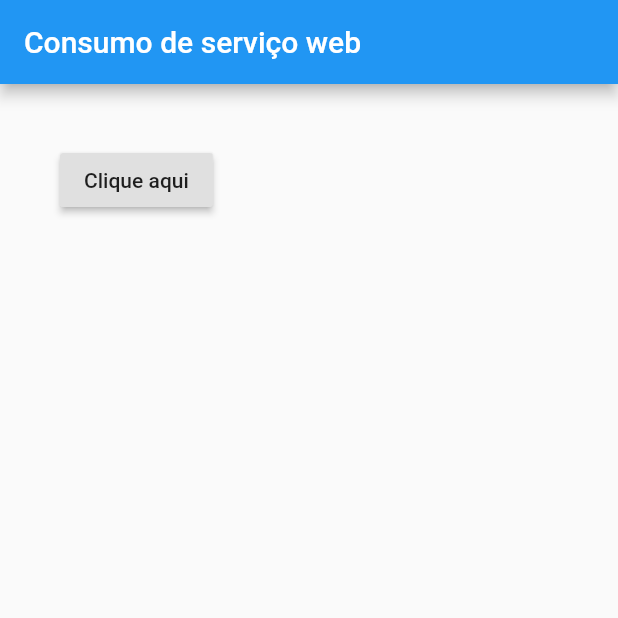
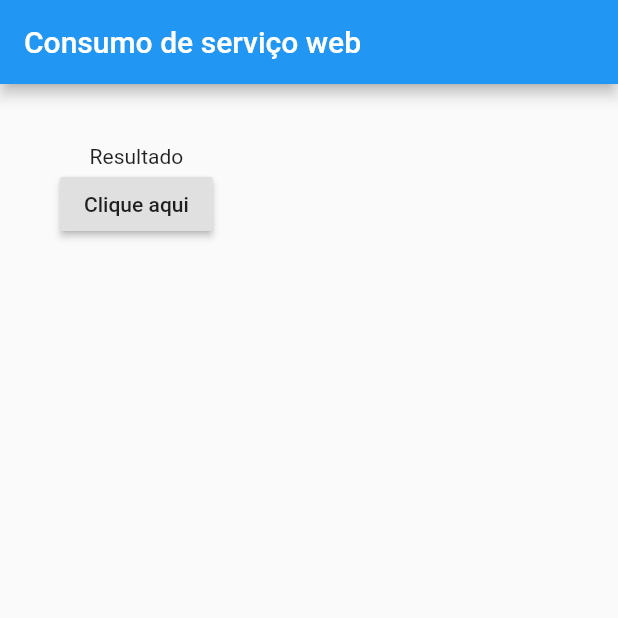
Before and after one commit to Evandson/consumo-servicos-flutter, a Flutter app: the screen it shows after launch, on a phone screen of 412 x 824 dp, the top half of it. Run offline on Flutter 3.47's test engine with Material 2 defaults, Android fonts, the phone set to English and light mode, and no system bars.

Commit message:
Exibição do retorno da requisição na interface

```diff
--- a/lib/Home.dart
+++ b/lib/Home.dart
@@ -8,6 +8,8 @@ class Home extends StatefulWidget {
 }
 
 class _HomeState extends State<Home> {
+
+  String _resultado = "Resultado";
 
   _recuperarCep()async{
 
@@ -22,6 +24,10 @@ class _HomeState extends State<Home> {
     String complemento = retorno["complemento"];
     String bairro = retorno["bairro"];
     String localidade = retorno["localidade"];
+
+    setState(() {
+      _resultado = "${logradouro}, ${complemento}, ${bairro}, ${localidade}";
+    });
 
     print(
       "CEP: ${cep}, Logradouro: ${logradouro}, Complemento: ${complemento}, Bairro: ${bairro}, Localidade: ${localidade} "
@@ -42,6 +48,7 @@ class _HomeState extends State<Home> {
         padding: EdgeInsets.all(40),
         child: Column(
           children: <Widget>[
+            Text(_resultado),
             RaisedButton(
               child: Text("Clique aqui"),
               onPressed: _recuperarCep,
```
